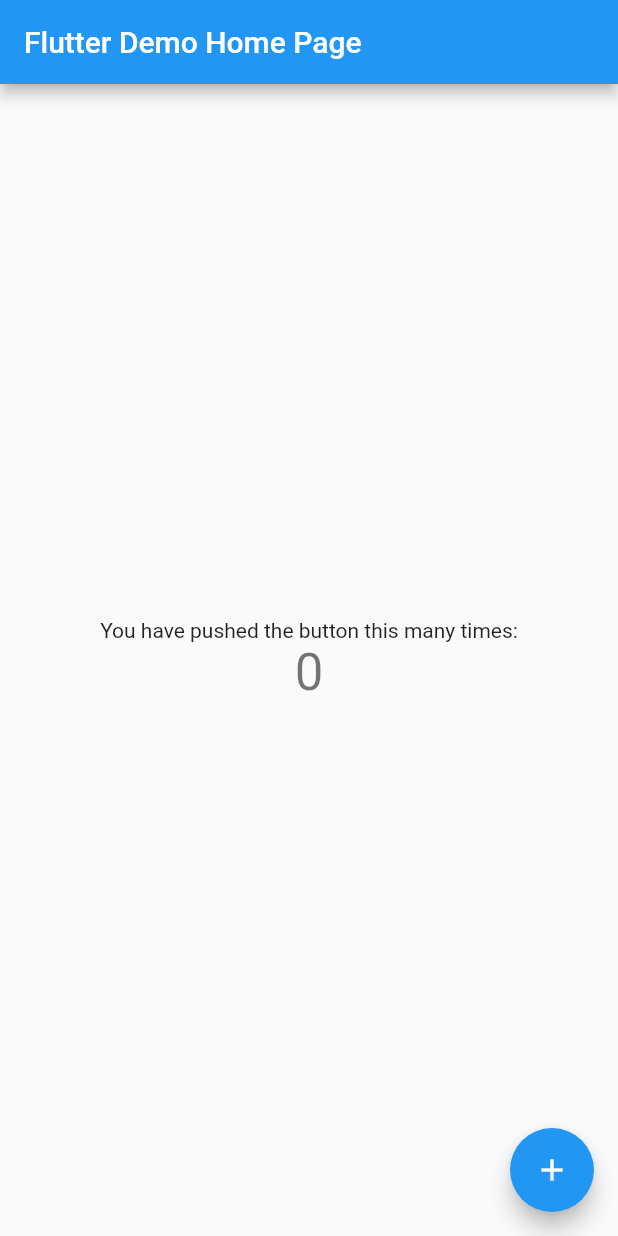
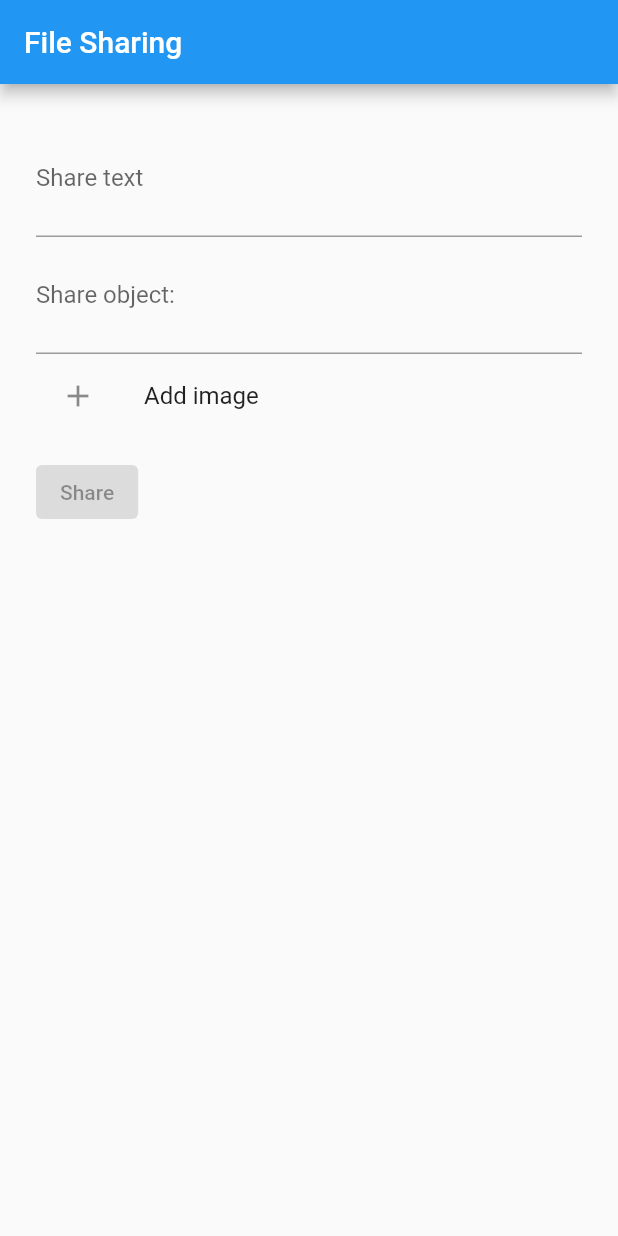
Before and after one commit to ltphy/file-sharing, a Flutter app: the screen it shows after launch, on a phone screen of 412 x 824 dp. Run offline on Flutter 3.47's test engine with Material 2 defaults, Android fonts, the phone set to English and light mode, and no system bars; our stand-ins replace image_picker, share_plus.

Commit message:
feature: add share preview image example

```diff
--- a/lib/main.dart
+++ b/lib/main.dart
@@ -1,3 +1,4 @@
+import 'package:file_sharing/screens/main_screen/main_screen.dart';
 import 'package:flutter/material.dart';
 
 void main() {
@@ -13,103 +14,9 @@ class MyApp extends StatelessWidget {
     return MaterialApp(
       title: 'Flutter Demo',
       theme: ThemeData(
-        // This is the theme of your application.
-        //
-        // Try running your application with "flutter run". You'll see the
-        // application has a blue toolbar. Then, without quitting the app, try
-        // changing the primarySwatch below to Colors.green and then invoke
-        // "hot reload" (press "r" in the console where you ran "flutter run",
-        // or simply save your changes to "hot reload" in a Flutter IDE).
-        // Notice that the counter didn't reset back to zero; the application
-        // is not restarted.
         primarySwatch: Colors.blue,
       ),
-      home: const MyHomePage(title: 'Flutter Demo Home Page'),
+      home: const MainScreen(),
     );
   }
 }
-
-class MyHomePage extends StatefulWidget {
-  const MyHomePage({Key? key, required this.title}) : super(key: key);
-
-  // This widget is the home page of your application. It is stateful, meaning
-  // that it has a State object (defined below) that contains fields that affect
-  // how it looks.
-
-  // This class is the configuration for the state. It holds the values (in this
-  // case the title) provided by the parent (in this case the App widget) and
-  // used by the build method of the State. Fields in a Widget subclass are
-  // always marked "final".
-
-  final String title;
-
-  @override
-  State<MyHomePage> createState() => _MyHomePageState();
-}
-
-class _MyHomePageState extends State<MyHomePage> {
-  int _counter = 0;
-
-  void _incrementCounter() {
-    setState(() {
-      // This call to setState tells the Flutter framework that something has
-      // changed in this State, which causes it to rerun the build method below
-      // so that the display can reflect the updated values. If we changed
-      // _counter without calling setState(), then the build method would not be
-      // called again, and so nothing would appear to happen.
-      _counter++;
-    });
-  }
-
-  @override
-  Widget build(BuildContext context) {
-    // This method is rerun every time setState is called, for instance as done
-    // by the _incrementCounter method above.
-    //
-    // The Flutter framework has been optimized to make rerunning build methods
-    // fast, so that you can just rebuild anything that needs updating rather
-    // than having to individually change instances of widgets.
-    return Scaffold(
-      appBar: AppBar(
-        // Here we take the value from the MyHomePage object that was created by
-        // the App.build method, and use it to set our appbar title.
-        title: Text(widget.title),
-      ),
-      body: Center(
-        // Center is a layout widget. It takes a single child and positions it
-        // in the middle of the parent.
-        child: Column(
-          // Column is also a layout widget. It takes a list of children and
-          // arranges them vertically. By default, it sizes itself to fit its
-          // children horizontally, and tries to be as tall as its parent.
-          //
-          // Invoke "debug painting" (press "p" in the console, choose the
-          // "Toggle Debug Paint" action from the Flutter Inspector in Android
-          // Studio, or the "Toggle Debug Paint" command in Visual Studio Code)
-          // to see the wireframe for each widget.
-          //
-          // Column has various properties to control how it sizes itself and
-          // how it positions its children. Here we use mainAxisAlignment to
-          // center the children vertically; the main axis here is the vertical
-          // axis because Columns are vertical (the cross axis would be
-          // horizontal).
-          mainAxisAlignment: MainAxisAlignment.center,
-          children: <Widget>[
-            const Text(
-              'You have pushed the button this many times:',
-            ),
-            Text(
-              '$_counter',
-              style: Theme.of(context).textTheme.headline4,
-            ),
-          ],
-        ),
-      ),
-      floatingActionButton: FloatingActionButton(
-        onPressed: _incrementCounter,
-        tooltip: 'Increment',
-        child: const Icon(Icons.add),
-      ), // This trailing comma makes auto-formatting nicer for build methods.
-    );
-  }
-}
--- /dev/null
+++ b/lib/screens/main_screen/components/body.dart
@@ -0,0 +1,114 @@
+import 'package:flutter/material.dart';
+import 'package:image_picker/image_picker.dart';
+import 'package:share_plus/share_plus.dart';
+
+import 'image_previews.dart';
+
+class Body extends StatefulWidget {
+  const Body({Key? key}) : super(key: key);
+
+  @override
+  State<Body> createState() => _BodyState();
+}
+
+class _BodyState extends State<Body> {
+  // text
+  String text = '';
+
+  //subject
+  String subject = '';
+
+  // imagePaths
+  List<String> imagePaths = [];
+
+  void _onDeleteImage(int position) {
+    setState(() {
+      imagePaths.removeAt(position);
+    });
+  }
+
+  void _onShare(BuildContext context) async {
+    // A builder is used to retrieve the context immediately
+    // surrounding the ElevatedButton.
+    //
+    // The context's `findRenderObject` returns the first
+    // RenderObject in its descendent tree when it's not
+    // a RenderObjectWidget. The ElevatedButton's RenderObject
+    // has its position and size after it's built.
+    final box = context.findRenderObject() as RenderBox?;
+
+    if (imagePaths.isNotEmpty) {
+      await Share.shareFiles(imagePaths,
+          text: text,
+          subject: subject,
+          sharePositionOrigin: box!.localToGlobal(Offset.zero) & box.size);
+    } else {
+      await Share.share(text,
+          subject: subject,
+          sharePositionOrigin: box!.localToGlobal(Offset.zero) & box.size);
+    }
+  }
+
+  @override
+  Widget build(BuildContext context) {
+    return Container(
+      child: SingleChildScrollView(
+        child: Padding(
+          padding: EdgeInsets.all(24.0),
+          child: Column(
+            crossAxisAlignment: CrossAxisAlignment.start,
+            children: [
+              TextField(
+                decoration: const InputDecoration(
+                  labelText: 'Share text',
+                  hintText: 'Enter some text and/or link to share',
+                ),
+                maxLines: 2,
+                onChanged: (String value) => setState(() {
+                  text = value;
+                }),
+              ),
+              TextField(
+                decoration: const InputDecoration(
+                  labelText: 'Share object:',
+                  hintText: 'Enter subject to share (optional)',
+                ),
+                maxLines: 2,
+                onChanged: (String value) => setState(() {
+                  text = value;
+                }),
+              ),
+              ImagePreviews(imagePaths, onDelete: _onDeleteImage),
+              ListTile(
+                leading: const Icon(Icons.add),
+                title: const Text('Add image'),
+                onTap: () async {
+                  final imagePicker = ImagePicker();
+                  final pickedFile = await imagePicker.pickImage(
+                    source: ImageSource.gallery,
+                  );
+                  if (pickedFile != null) {
+                    setState(() {
+                      imagePaths.add(pickedFile.path);
+                    });
+                  }
+                },
+              ),
+              const Padding(padding: EdgeInsets.only(top: 12.0)),
+              Builder(
+                builder: (BuildContext context) {
+                  return ElevatedButton(
+                    onPressed: text.isEmpty && imagePaths.isEmpty
+                        ? null
+                        : () => _onShare(context),
+                    child: const Text('Share'),
+                  );
+                },
+              ),
+            ],
+          ),
+        ),
+      ),
+    );
+  }
+}
--- /dev/null
+++ b/lib/screens/main_screen/main_screen.dart
@@ -0,0 +1,15 @@
+import 'package:flutter/material.dart';
+
+import 'components/body.dart';
+
+class MainScreen extends StatelessWidget {
+  const MainScreen({Key? key}) : super(key: key);
+
+  @override
+  Widget build(BuildContext context) {
+    return Scaffold(
+      appBar: AppBar(title: const Text('File Sharing ')),
+      body: const Body(),
+    );
+  }
+}
--- a/pubspec.yaml
+++ b/pubspec.yaml
@@ -30,10 +30,12 @@ dependencies:
   flutter:
     sdk: flutter
 
+  share_plus: ^3.0.4
 
   # The following adds the Cupertino Icons font to your application.
   # Use with the CupertinoIcons class for iOS style icons.
   cupertino_icons: ^1.0.2
+  image_picker: ^0.8.4
 
 dev_dependencies:
   flutter_test:
```
Also changed, not shown: lib/screens/main_screen/components/image_previews.dart (added, +75 -0 lines), pubspec.lock.
